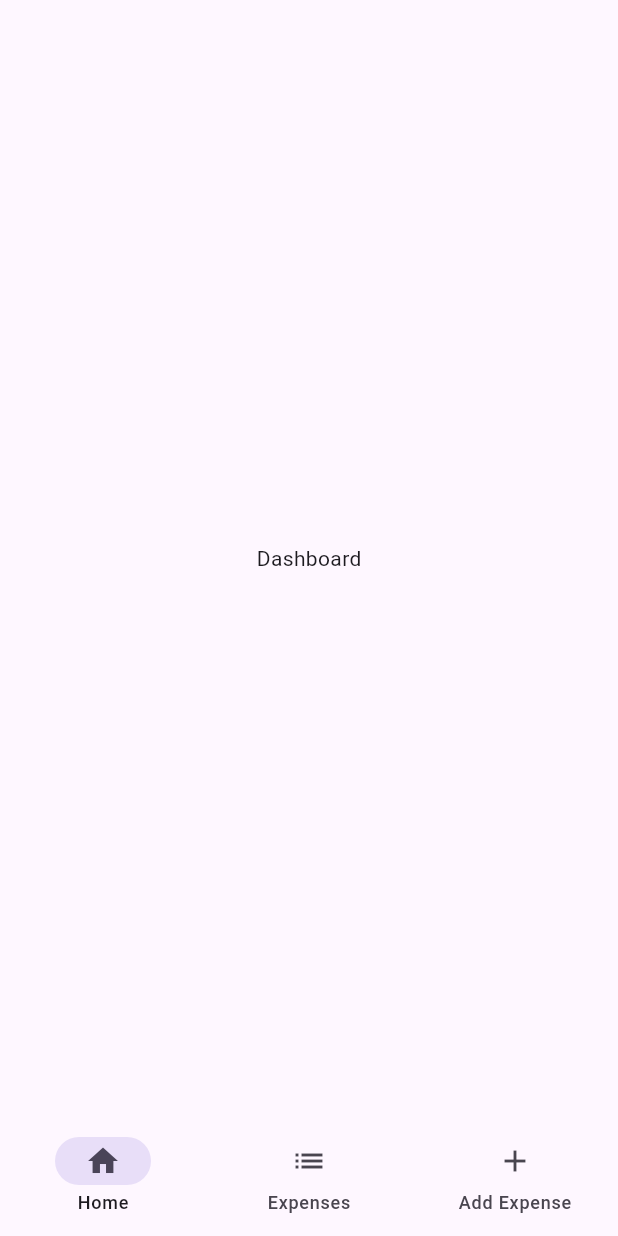
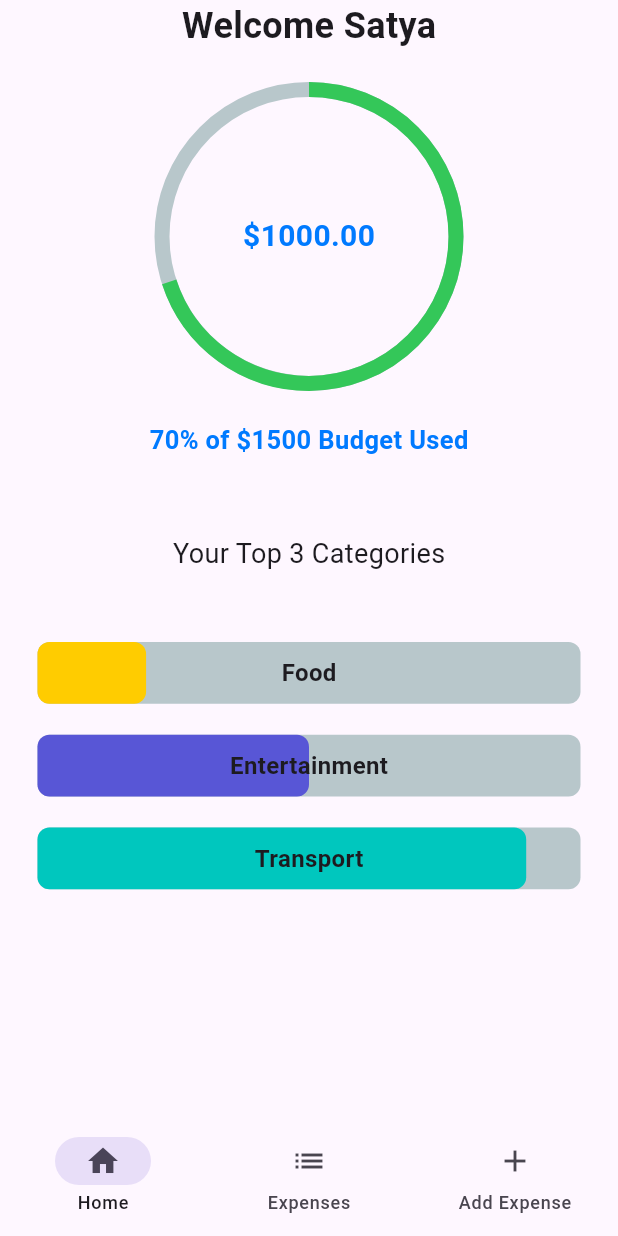
Before and after one commit to SatyaAchanta/personal-expense-tracker, a Flutter app: the screen it shows after launch, on a phone screen of 412 x 824 dp. Run offline on Flutter 3.47's test engine with Material 3 defaults, Android fonts, the phone set to English and light mode, and no system bars; drawn by our look-alikes of percent_indicator; our stand-ins replace get.

Commit message:
introduce homepage in iOS

```diff
--- a/lib/common/cupertino/app_scaffold.dart
+++ b/lib/common/cupertino/app_scaffold.dart
@@ -12,7 +12,7 @@ class MyCupertinoScaffold extends StatelessWidget {
   MyCupertinoScaffold({super.key});
 
   final List<Widget> _pages = [
-    const Dashboard(),
+    Dashboard(),
     const ExpenseList(),
     ExpenseForm(),
     const Profile(),
@@ -48,7 +48,6 @@ class MyCupertinoScaffold extends StatelessWidget {
                   backgroundColor: CupertinoColors.systemBackground,
                   navigationBar: const CupertinoNavigationBar(
                     border: null,
-                    // middle: Text(_titles[index]),
                   ),
                   child: _pages[index],
                 );
--- a/lib/common/cupertino/form.dart
+++ b/lib/common/cupertino/form.dart
@@ -59,7 +59,10 @@ class MyCupertinoForm extends StatelessWidget {
         ),
         children: [
           Container(
-            margin: const EdgeInsets.symmetric(vertical: 8.0, horizontal: 8.0),
+            margin: const EdgeInsets.symmetric(
+              vertical: 8.0,
+              horizontal: 4.0,
+            ),
             child: CupertinoFormRow(
               prefix: const Text('Name'),
               child: CupertinoTextFormFieldRow(
@@ -72,7 +75,7 @@ class MyCupertinoForm extends StatelessWidget {
             ),
           ),
           Container(
-            margin: const EdgeInsets.symmetric(vertical: 8.0, horizontal: 8.0),
+            margin: const EdgeInsets.symmetric(vertical: 8.0, horizontal: 4.0),
             child: CupertinoFormRow(
               prefix: const Text('Price'),
               child: CupertinoTextFormFieldRow(
@@ -86,7 +89,7 @@ class MyCupertinoForm extends StatelessWidget {
             ),
           ),
           Container(
-            margin: const EdgeInsets.symmetric(vertical: 8.0, horizontal: 8.0),
+            margin: const EdgeInsets.symmetric(vertical: 8.0, horizontal: 4.0),
             child: CupertinoFormRow(
               prefix: const Text('Place'),
               child: CupertinoTextFormFieldRow(
@@ -99,7 +102,7 @@ class MyCupertinoForm extends StatelessWidget {
             ),
           ),
           Container(
-            margin: const EdgeInsets.symmetric(vertical: 8.0, horizontal: 8.0),
+            margin: const EdgeInsets.symmetric(vertical: 8.0, horizontal: 4.0),
             child: CupertinoFormRow(
               prefix: const Text('Date'),
               child: CupertinoTextFormFieldRow(
@@ -112,7 +115,7 @@ class MyCupertinoForm extends StatelessWidget {
             ),
           ),
           Container(
-            margin: const EdgeInsets.symmetric(vertical: 8.0, horizontal: 8.0),
+            margin: const EdgeInsets.symmetric(vertical: 8.0, horizontal: 4.0),
             child: CupertinoFormRow(
               prefix: const Text('Category'),
               child: CupertinoTextFormFieldRow(
@@ -123,7 +126,7 @@ class MyCupertinoForm extends StatelessWidget {
             ),
           ),
           Container(
-            margin: const EdgeInsets.symmetric(vertical: 8.0, horizontal: 8.0),
+            margin: const EdgeInsets.symmetric(vertical: 8.0, horizontal: 4.0),
             child: CupertinoFormRow(
               prefix: const Text('Notes'),
               child: CupertinoTextFormFieldRow(
@@ -134,7 +137,7 @@ class MyCupertinoForm extends StatelessWidget {
             ),
           ),
           Container(
-            margin: const EdgeInsets.symmetric(vertical: 32.0, horizontal: 8.0),
+            margin: const EdgeInsets.symmetric(vertical: 32.0, horizontal: 4.0),
             child: CupertinoButton.filled(
               child: const Text('Add Expense'),
               onPressed: () {
--- a/lib/common/cupertino/list_builder.dart
+++ b/lib/common/cupertino/list_builder.dart
@@ -2,7 +2,6 @@ import 'package:get/get.dart';
 import 'package:intl/intl.dart';
 import 'package:flutter/cupertino.dart';
 import 'package:logging/logging.dart';
-import 'package:personal_expense_tracker/routes/routes.dart';
 import '../../models/expense.dart';
 
 import '../../screens/expense_screen.dart';
--- a/lib/common/material/app_scaffold.dart
+++ b/lib/common/material/app_scaffold.dart
@@ -19,7 +19,7 @@ class MyMaterialScaffold extends StatelessWidget {
             body: IndexedStack(
               index: controller.currentIndex,
               children: [
-                const Dashboard(),
+                Dashboard(),
                 const ExpenseList(),
                 ExpenseForm(),
               ],
--- a/lib/controllers/expense.dart
+++ b/lib/controllers/expense.dart
@@ -37,4 +37,10 @@ class ExpenseController extends GetxController {
     expenses[index] = expense.toJson();
     return expense;
   }
+
+  double getTotalExpenses() {
+    return expenses.fold(0, (previousValue, expense) {
+      return previousValue + expense['amount'];
+    });
+  }
 }
--- a/lib/routes/routes.dart
+++ b/lib/routes/routes.dart
@@ -28,7 +28,7 @@ class Routes {
     ),
     GetPage(
       name: dashboard,
-      page: () => const Dashboard(),
+      page: () => Dashboard(),
     ),
     GetPage(
       name: expenses,
--- a/lib/screens/dashboard.dart
+++ b/lib/screens/dashboard.dart
@@ -1,12 +1,132 @@
+import 'package:flutter/cupertino.dart';
 import 'package:flutter/material.dart';
+import 'package:get/get.dart';
+import 'package:get/get_connect/http/src/utils/utils.dart';
+import 'package:percent_indicator/circular_percent_indicator.dart';
+import 'package:percent_indicator/linear_percent_indicator.dart';
+import 'package:personal_expense_tracker/controllers/expense.dart';
+import 'package:personal_expense_tracker/utils/screen.dart';
 
 class Dashboard extends StatelessWidget {
-  const Dashboard({super.key});
+  Dashboard({super.key});
+
+  final ExpenseController expenseController = Get.put(ExpenseController());
 
   @override
   Widget build(BuildContext context) {
-    Widget bodyContent = const Center(
-      child: Text('Dashboard'),
+    Size screenSize = getScreenSize(context);
+    Widget bodyContent = SingleChildScrollView(
+      child: Center(
+        child: Column(
+          children: <Widget>[
+            const Text(
+              'Welcome Satya',
+              style: TextStyle(
+                fontSize: 24.0,
+                fontWeight: FontWeight.bold,
+              ),
+            ),
+            Container(
+              margin: EdgeInsets.only(top: screenSize.height * 0.025),
+              child: CircularPercentIndicator(
+                radius: screenSize.width * 0.25,
+                animationDuration: 1200,
+                lineWidth: 10.0,
+                circularStrokeCap: CircularStrokeCap.butt,
+                percent: 0.7,
+                center: const Text(
+                  '\$1000.00',
+                  style: TextStyle(
+                      fontSize: 20.0,
+                      fontWeight: FontWeight.bold,
+                      color: CupertinoColors.systemBlue),
+                ),
+                footer: Container(
+                  margin: EdgeInsets.only(top: screenSize.height * 0.025),
+                  child: const Text(
+                    '70% of \$1500 Budget Used',
+                    style: TextStyle(
+                      fontSize: 17.0,
+                      fontWeight: FontWeight.bold,
+                      color: CupertinoColors.systemBlue,
+                    ),
+                  ),
+                ),
+                progressColor: CupertinoColors.activeGreen,
+              ),
+            ),
+            Container(
+              margin: EdgeInsets.only(top: screenSize.height * 0.05),
+              padding: const EdgeInsets.all(10.0),
+              decoration: BoxDecoration(
+                border: null,
+                borderRadius: BorderRadius.circular(10.0),
+              ),
+              child: const Text(
+                'Your Top 3 Categories',
+                style: TextStyle(
+                  fontSize: 18.0,
+                ),
+              ),
+            ),
+            Padding(
+              padding: const EdgeInsets.all(15.0),
+              child: Column(
+                children: <Widget>[
+                  Container(
+                    margin: EdgeInsets.only(top: screenSize.height * 0.025),
+                    child: LinearPercentIndicator(
+                      center: const Text(
+                        'Food',
+                        style: TextStyle(
+                          fontSize: 16.0,
+                          fontWeight: FontWeight.bold,
+                        ),
+                      ),
+                      lineHeight: screenSize.height * 0.05,
+                      percent: 0.2,
+                      progressColor: CupertinoColors.systemYellow,
+                      barRadius: const Radius.circular(8.0),
+                    ),
+                  ),
+                  Container(
+                    margin: EdgeInsets.only(top: screenSize.height * 0.025),
+                    child: LinearPercentIndicator(
+                      center: const Text(
+                        'Entertainment',
+                        style: TextStyle(
+                          fontSize: 16.0,
+                          fontWeight: FontWeight.bold,
+                        ),
+                      ),
+                      lineHeight: screenSize.height * 0.05,
+                      percent: 0.5,
+                      progressColor: CupertinoColors.systemIndigo,
+                      barRadius: const Radius.circular(8.0),
+                    ),
+                  ),
+                  Container(
+                    margin: EdgeInsets.only(top: screenSize.height * 0.025),
+                    child: LinearPercentIndicator(
+                      center: const Text(
+                        'Transport',
+                        style: TextStyle(
+                          fontSize: 16.0,
+                          fontWeight: FontWeight.bold,
+                        ),
+                      ),
+                      lineHeight: screenSize.height * 0.05,
+                      percent: 0.9,
+                      progressColor: CupertinoColors.systemMint,
+                      barRadius: const Radius.circular(8.0),
+                    ),
+                  )
+                ],
+              ),
+            ),
+          ],
+        ),
+      ),
     );
     return bodyContent;
   }
--- a/lib/screens/expense_screen.dart
+++ b/lib/screens/expense_screen.dart
@@ -65,7 +65,9 @@ class ExpenseScreen extends StatelessWidget {
                 children: [
                   Container(
                     margin: const EdgeInsets.symmetric(
-                        vertical: 8.0, horizontal: 8.0),
+                      vertical: 8.0,
+                      horizontal: 4.0,
+                    ),
                     child: CupertinoFormRow(
                       prefix: const Text('Name'),
                       child: CupertinoTextFormFieldRow(
@@ -80,7 +82,7 @@ class ExpenseScreen extends StatelessWidget {
                   ),
                   Container(
                     margin: const EdgeInsets.symmetric(
-                        vertical: 8.0, horizontal: 8.0),
+                        vertical: 8.0, horizontal: 4.0),
                     child: CupertinoFormRow(
                       prefix: const Text('Price'),
                       child: CupertinoTextFormFieldRow(
@@ -96,7 +98,7 @@ class ExpenseScreen extends StatelessWidget {
                   ),
                   Container(
                     margin: const EdgeInsets.symmetric(
-                        vertical: 8.0, horizontal: 8.0),
+                        vertical: 8.0, horizontal: 4.0),
                     child: CupertinoFormRow(
                       prefix: const Text('Place'),
                       child: CupertinoTextFormFieldRow(
@@ -111,7 +113,7 @@ class ExpenseScreen extends StatelessWidget {
                   ),
                   Container(
                     margin: const EdgeInsets.symmetric(
-                        vertical: 8.0, horizontal: 8.0),
+                        vertical: 8.0, horizontal: 4.0),
                     child: CupertinoFormRow(
                       prefix: const Text('Date'),
                       child: CupertinoTextFormFieldRow(
@@ -126,7 +128,7 @@ class ExpenseScreen extends StatelessWidget {
                   ),
                   Container(
                     margin: const EdgeInsets.symmetric(
-                        vertical: 8.0, horizontal: 8.0),
+                        vertical: 8.0, horizontal: 4.0),
                     child: CupertinoFormRow(
                       prefix: const Text('Category'),
                       child: CupertinoTextFormFieldRow(
@@ -139,7 +141,7 @@ class ExpenseScreen extends StatelessWidget {
                   ),
                   Container(
                     margin: const EdgeInsets.symmetric(
-                        vertical: 8.0, horizontal: 8.0),
+                        vertical: 8.0, horizontal: 4.0),
                     child: CupertinoFormRow(
                       prefix: const Text('Notes'),
                       child: CupertinoTextFormFieldRow(
@@ -152,7 +154,7 @@ class ExpenseScreen extends StatelessWidget {
                   ),
                   Container(
                     margin: const EdgeInsets.symmetric(
-                        vertical: 32.0, horizontal: 8.0),
+                        vertical: 32.0, horizontal: 4.0),
                     child: CupertinoButton.filled(
                       child: const Text('Update Expense'),
                       onPressed: () {
--- a/pubspec.yaml
+++ b/pubspec.yaml
@@ -40,6 +40,7 @@ dependencies:
   intl: ^0.19.0
   logging: ^1.2.0
   uuid: ^4.3.3
+  percent_indicator: ^4.2.3
 
 dev_dependencies:
   flutter_test:
```
Also changed, not shown: pubspec.lock.
